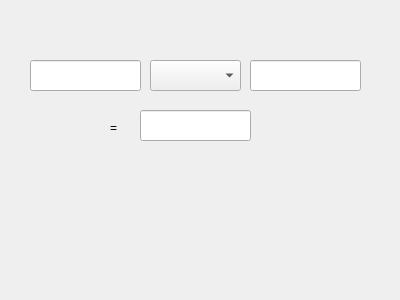
Qt form distanceandlength.ui (ITAAcademy/ITAInformator) before a commit.
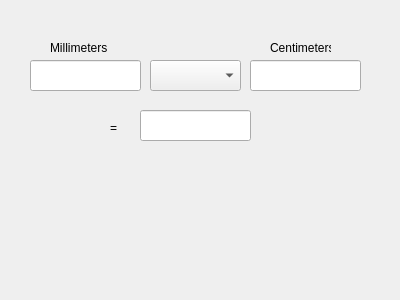
The same form after that commit.

Diff of the .ui file:
```diff
--- a/distanceandlength.ui
+++ b/distanceandlength.ui
@@ -66,6 +66,32 @@
     <string>=</string>
    </property>
   </widget>
+  <widget class="QLabel" name="label_Left">
+   <property name="geometry">
+    <rect>
+     <x>50</x>
+     <y>40</y>
+     <width>61</width>
+     <height>16</height>
+    </rect>
+   </property>
+   <property name="text">
+    <string>Millimeters</string>
+   </property>
+  </widget>
+  <widget class="QLabel" name="label_Right">
+   <property name="geometry">
+    <rect>
+     <x>270</x>
+     <y>40</y>
+     <width>61</width>
+     <height>16</height>
+    </rect>
+   </property>
+   <property name="text">
+    <string>Centimeters</string>
+   </property>
+  </widget>
  </widget>
  <resources/>
  <connections/>
```
